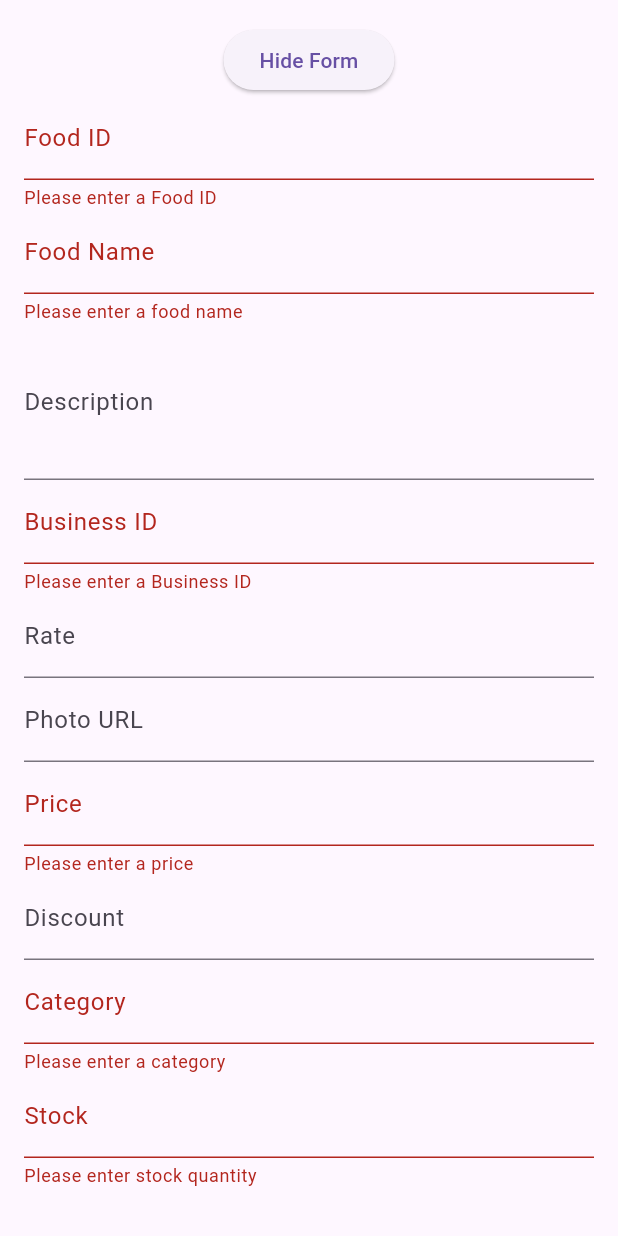
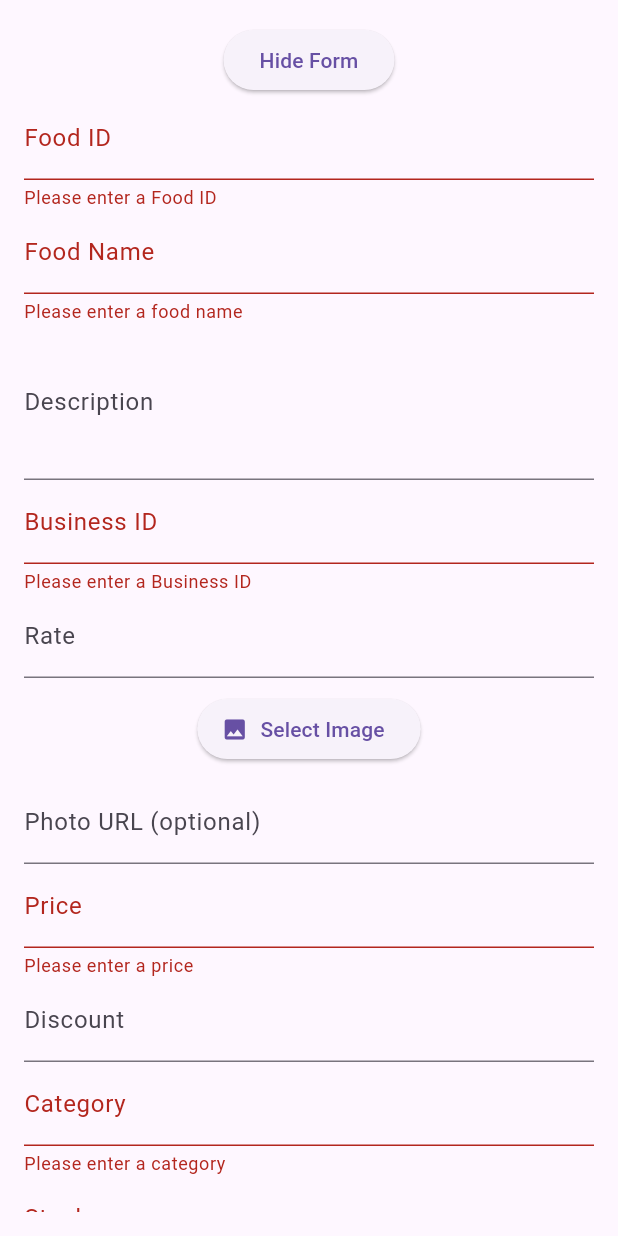
Before and after one commit to thereallexluttor/Orderly_v0.1, a Flutter app: the MenuScreen screen opened directly, after a tap on "Show Form", after a tap on "Submit", on a phone screen of 412 x 824 dp. Run offline on Flutter 3.47's test engine with Material 3 defaults, Android fonts, the phone set to English and light mode, and no system bars; our stand-ins replace flutter_dotenv, image_picker, supabase_flutter; accounts and stored records are empty.

Commit message:
upload images to supabase :)

```diff
--- a/lib/presentation/screens/menu/menu_screen.dart
+++ b/lib/presentation/screens/menu/menu_screen.dart
@@ -1,5 +1,7 @@
 import 'package:flutter/material.dart';
 import 'package:supabase_flutter/supabase_flutter.dart';
+import 'dart:io';
+import 'package:image_picker/image_picker.dart';
 
 class MenuScreen extends StatefulWidget {
   const MenuScreen({super.key});
@@ -28,6 +30,84 @@ class _MenuScreenState extends State<MenuScreen> {
   final _categoryController = TextEditingController();
   final _stockController = TextEditingController();
 
+  File? _imageFile;
+  final ImagePicker _picker = ImagePicker();
+
+  Future<void> _pickImage() async {
+    final XFile? image = await _picker.pickImage(
+      source: ImageSource.gallery,
+      maxWidth: 1024,
+      maxHeight: 1024,
+      imageQuality: 85,
+    );
+    if (image != null) {
+      setState(() {
+        _imageFile = File(image.path);
+      });
+    }
+  }
+
+  Future<String?> _uploadImage() async {
+    if (_imageFile == null) return null;
+
+    try {
+      final String fileName = '${DateTime.now().millisecondsSinceEpoch}.jpg';
+      final String path = 'menu_images/$fileName';
+
+      // Convertir el archivo a bytes
+      final bytes = await _imageFile!.readAsBytes();
+
+      // Subir la imagen al bucket con mejor manejo de errores
+      try {
+        await _supabase.storage.from('orderly_menu').uploadBinary(
+              path,
+              bytes,
+              fileOptions: const FileOptions(
+                contentType: 'image/jpeg',
+              ),
+            );
+      } catch (storageError) {
+        if (mounted) {
+          ScaffoldMessenger.of(context).showSnackBar(
+            SnackBar(
+              content: Text('Storage Error: ${storageError.toString()}'),
+              backgroundColor: Colors.red,
+            ),
+          );
+        }
+        return null;
+      }
+
+      // Obtener la URL pública de la imagen
+      try {
+        final String imageUrl =
+            _supabase.storage.from('orderly_menu').getPublicUrl(path);
+        return imageUrl;
+      } catch (urlError) {
+        if (mounted) {
+          ScaffoldMessenger.of(context).showSnackBar(
+            SnackBar(
+              content: Text('URL Error: ${urlError.toString()}'),
+              backgroundColor: Colors.red,
+            ),
+          );
+        }
+        return null;
+      }
+    } catch (e) {
+      print('Error detallado: $e');
+      if (mounted) {
+        ScaffoldMessenger.of(context).showSnackBar(
+          SnackBar(
+            content: Text('Error uploading image: ${e.toString()}'),
+            backgroundColor: Colors.red,
+          ),
+        );
+      }
+      return null;
+    }
+  }
+
   Future<void> _submitForm() async {
     if (_formKey.currentState!.validate()) {
       setState(() {
@@ -35,6 +115,12 @@ class _MenuScreenState extends State<MenuScreen> {
       });
 
       try {
+        // Subir imagen si existe
+        String? imageUrl;
+        if (_imageFile != null) {
+          imageUrl = await _uploadImage();
+        }
+
         // Create data map
         final foodData = {
           'food_id': int.tryParse(_foodIdController.text),
@@ -42,7 +128,8 @@ class _MenuScreenState extends State<MenuScreen> {
           'food_desc': _descController.text,
           'business_id': _businessIdController.text,
           'rate': double.tryParse(_rateController.text),
-          'food_photo': _photoController.text,
+          'food_photo': imageUrl ??
+              _photoController.text, // Usar la URL de la imagen subida
           'food_price': double.tryParse(_priceController.text),
           'food_discount': double.tryParse(_discountController.text),
           'food_category': _categoryController.text,
@@ -96,6 +183,40 @@ class _MenuScreenState extends State<MenuScreen> {
     _discountController.clear();
     _categoryController.clear();
     _stockController.clear();
+  }
+
+  Widget _buildImageUploadField() {
+    return Column(
+      children: [
+        if (_imageFile != null)
+          Container(
+            height: 200,
+            width: double.infinity,
+            decoration: BoxDecoration(
+              border: Border.all(color: Colors.grey),
+              borderRadius: BorderRadius.circular(8),
+            ),
+            child: Image.file(
+              _imageFile!,
+              fit: BoxFit.cover,
+            ),
+          ),
+        const SizedBox(height: 10),
+        ElevatedButton.icon(
+          onPressed: _pickImage,
+          icon: const Icon(Icons.image),
+          label: const Text('Select Image'),
+        ),
+        const SizedBox(height: 10),
+        TextFormField(
+          controller: _photoController,
+          decoration: const InputDecoration(
+            labelText: 'Photo URL (optional)',
+            hintText: 'Or enter image URL manually',
+          ),
+        ),
+      ],
+    );
   }
 
   @override
@@ -165,11 +286,7 @@ class _MenuScreenState extends State<MenuScreen> {
                           decoration: const InputDecoration(labelText: 'Rate'),
                           keyboardType: TextInputType.number,
                         ),
-                        TextFormField(
-                          controller: _photoController,
-                          decoration:
-                              const InputDecoration(labelText: 'Photo URL'),
-                        ),
+                        _buildImageUploadField(),
                         TextFormField(
                           controller: _priceController,
                           decoration: const InputDecoration(labelText: 'Price'),
--- a/pubspec.yaml
+++ b/pubspec.yaml
@@ -12,6 +12,7 @@ dependencies:
   flutter_native_splash: ^2.4.3
   supabase_flutter: ^2.8.1
   flutter_dotenv: ^5.1.0
+  image_picker: ^1.0.7
 
 dev_dependencies:
   flutter_test:
```
Also changed, not shown: pubspec.lock, 5 other files.
